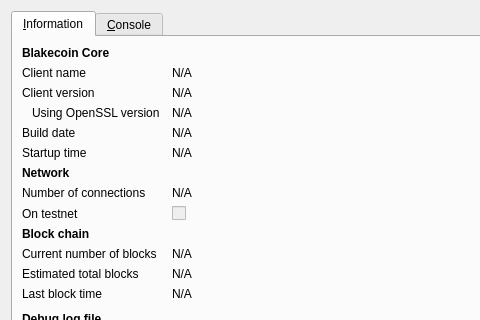
bryceweiner/Dirac, file src/qt/forms/rpcconsole.ui: the form before one commit; both pictures show x 0 to 480 and y 0 to 320 of the 740 by 450 pixel window.
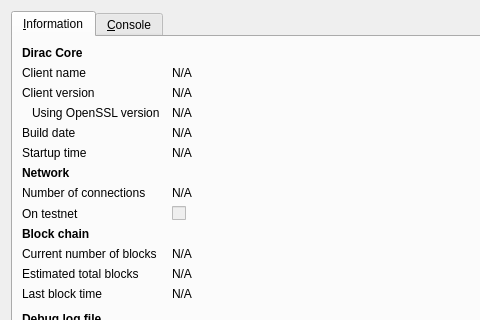
The form after the commit. Icons and pictures are not drawn.

Diff of the .ui file:
```diff
--- a/src/qt/forms/rpcconsole.ui
+++ b/src/qt/forms/rpcconsole.ui
@@ -36,7 +36,7 @@
           </font>
          </property>
          <property name="text">
-          <string>Blakecoin Core</string>
+          <string>Dirac Core</string>
          </property>
         </widget>
        </item>
```
Left out of the diff: 6 changed lines with no effect on the pictures.
